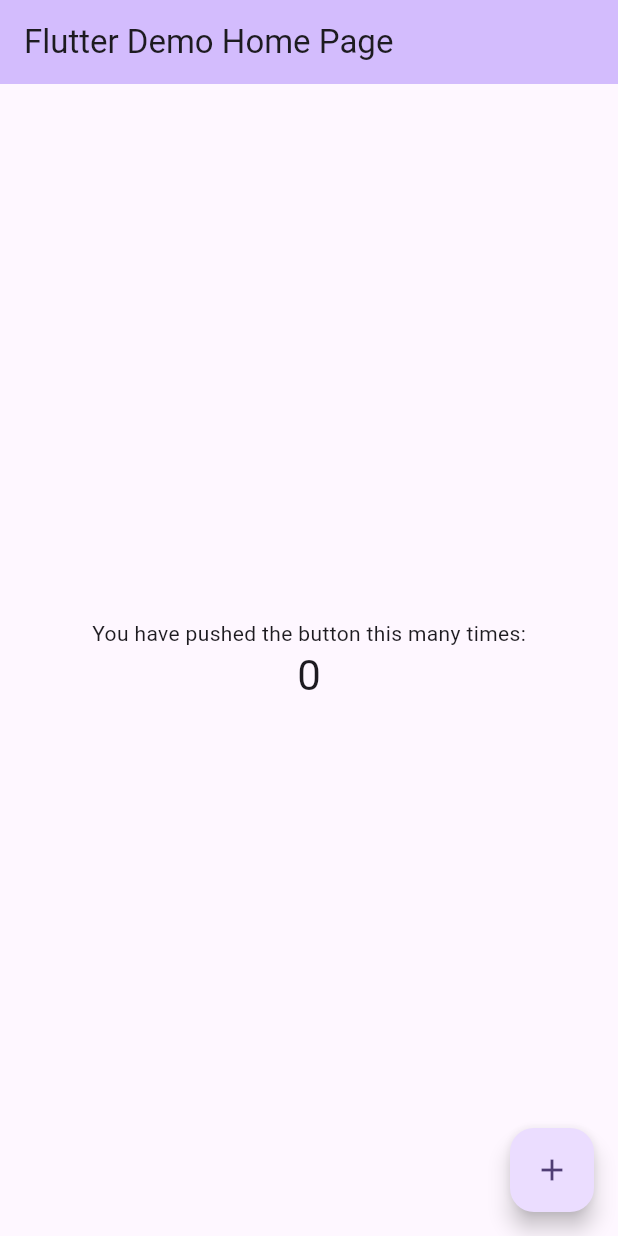
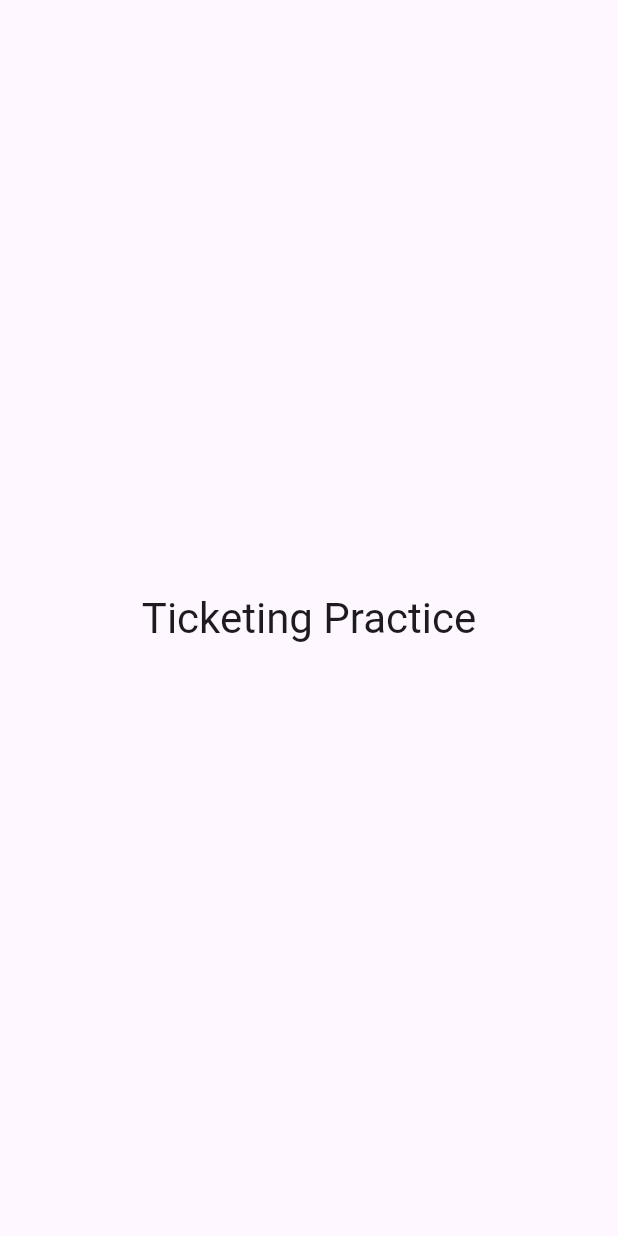
Before and after one commit to lailstudio/ticketing-catch, a Flutter app: the screen it shows after launch, on a phone screen of 412 x 824 dp. Run offline on Flutter 3.47's test engine with Material 3 defaults, Android fonts, the phone set to English and light mode, and no system bars.

Commit message:
Set up ticketing practice project structure

```diff
--- /dev/null
+++ b/lib/app.dart
@@ -0,0 +1,18 @@
+import 'package:flutter/material.dart';
+
+import 'screens/home_screen.dart';
+
+class TicketingApp extends StatelessWidget {
+  const TicketingApp({super.key});
+
+  @override
+  Widget build(BuildContext context) {
+    return MaterialApp(
+      title: 'Ticketing Practice',
+      theme: ThemeData(
+        colorScheme: ColorScheme.fromSeed(seedColor: Colors.deepPurple),
+      ),
+      home: const HomeScreen(),
+    );
+  }
+}
--- a/lib/main.dart
+++ b/lib/main.dart
@@ -1,122 +1,7 @@
 import 'package:flutter/material.dart';
 
+import 'app.dart';
+
 void main() {
-  runApp(const MyApp());
+  runApp(const TicketingApp());
 }
-
-class MyApp extends StatelessWidget {
-  const MyApp({super.key});
-
-  // This widget is the root of your application.
-  @override
-  Widget build(BuildContext context) {
-    return MaterialApp(
-      title: 'Flutter Demo',
-      theme: ThemeData(
-        // This is the theme of your application.
-        //
-        // TRY THIS: Try running your application with "flutter run". You'll see
-        // the application has a purple toolbar. Then, without quitting the app,
-        // try changing the seedColor in the colorScheme below to Colors.green
-        // and then invoke "hot reload" (save your changes or press the "hot
-        // reload" button in a Flutter-supported IDE, or press "r" if you used
-        // the command line to start the app).
-        //
-        // Notice that the counter didn't reset back to zero; the application
-        // state is not lost during the reload. To reset the state, use hot
-        // restart instead.
-        //
-        // This works for code too, not just values: Most code changes can be
-        // tested with just a hot reload.
-        colorScheme: .fromSeed(seedColor: Colors.deepPurple),
-      ),
-      home: const MyHomePage(title: 'Flutter Demo Home Page'),
-    );
-  }
-}
-
-class MyHomePage extends StatefulWidget {
-  const MyHomePage({super.key, required this.title});
-
-  // This widget is the home page of your application. It is stateful, meaning
-  // that it has a State object (defined below) that contains fields that affect
-  // how it looks.
-
-  // This class is the configuration for the state. It holds the values (in this
-  // case the title) provided by the parent (in this case the App widget) and
-  // used by the build method of the State. Fields in a Widget subclass are
-  // always marked "final".
-
-  final String title;
-
-  @override
-  State<MyHomePage> createState() => _MyHomePageState();
-}
-
-class _MyHomePageState extends State<MyHomePage> {
-  int _counter = 0;
-
-  void _incrementCounter() {
-    setState(() {
-      // This call to setState tells the Flutter framework that something has
-      // changed in this State, which causes it to rerun the build method below
-      // so that the display can reflect the updated values. If we changed
-      // _counter without calling setState(), then the build method would not be
-      // called again, and so nothing would appear to happen.
-      _counter++;
-    });
-  }
-
-  @override
-  Widget build(BuildContext context) {
-    // This method is rerun every time setState is called, for instance as done
-    // by the _incrementCounter method above.
-    //
-    // The Flutter framework has been optimized to make rerunning build methods
-    // fast, so that you can just rebuild anything that needs updating rather
-    // than having to individually change instances of widgets.
-    return Scaffold(
-      appBar: AppBar(
-        // TRY THIS: Try changing the color here to a specific color (to
-        // Colors.amber, perhaps?) and trigger a hot reload to see the AppBar
-        // change color while the other colors stay the same.
-        backgroundColor: Theme.of(context).colorScheme.inversePrimary,
-        // Here we take the value from the MyHomePage object that was created by
-        // the App.build method, and use it to set our appbar title.
-        title: Text(widget.title),
-      ),
-      body: Center(
-        // Center is a layout widget. It takes a single child and positions it
-        // in the middle of the parent.
-        child: Column(
-          // Column is also a layout widget. It takes a list of children and
-          // arranges them vertically. By default, it sizes itself to fit its
-          // children horizontally, and tries to be as tall as its parent.
-          //
-          // Column has various properties to control how it sizes itself and
-          // how it positions its children. Here we use mainAxisAlignment to
-          // center the children vertically; the main axis here is the vertical
-          // axis because Columns are vertical (the cross axis would be
-          // horizontal).
-          //
-          // TRY THIS: Invoke "debug painting" (choose the "Toggle Debug Paint"
-          // action in the IDE, or press "p" in the console), to see the
-          // wireframe for each widget.
-          mainAxisAlignment: .center,
-          children: [
-            const Text('You have pushed the button this many times:'),
-            Text(
-              '$_counter',
-              style: Theme.of(context).textTheme.headlineMedium,
-            ),
-          ],
-        ),
-      ),
-      floatingActionButton: FloatingActionButton(
-        onPressed: _incrementCounter,
-        tooltip: 'Increment',
-        child: const Icon(Icons.add),
-      ),
-    );
-  }
-}
--- /dev/null
+++ b/lib/models/seat_status.dart
@@ -0,0 +1,6 @@
+enum SeatStatus {
+  available,
+  selected,
+  occupied,
+  unavailable,
+}
--- /dev/null
+++ b/lib/screens/home_screen.dart
@@ -0,0 +1,17 @@
+import 'package:flutter/material.dart';
+
+class HomeScreen extends StatelessWidget {
+  const HomeScreen({super.key});
+
+  @override
+  Widget build(BuildContext context) {
+    return Scaffold(
+      body: Center(
+        child: Text(
+          'Ticketing Practice',
+          style: Theme.of(context).textTheme.headlineMedium,
+        ),
+      ),
+    );
+  }
+}
```
Also changed, not shown: lib/models/practice_stage.dart (added, +9 -0 lines), lib/models/venue.dart (added, +41 -0 lines), 1 other file.
